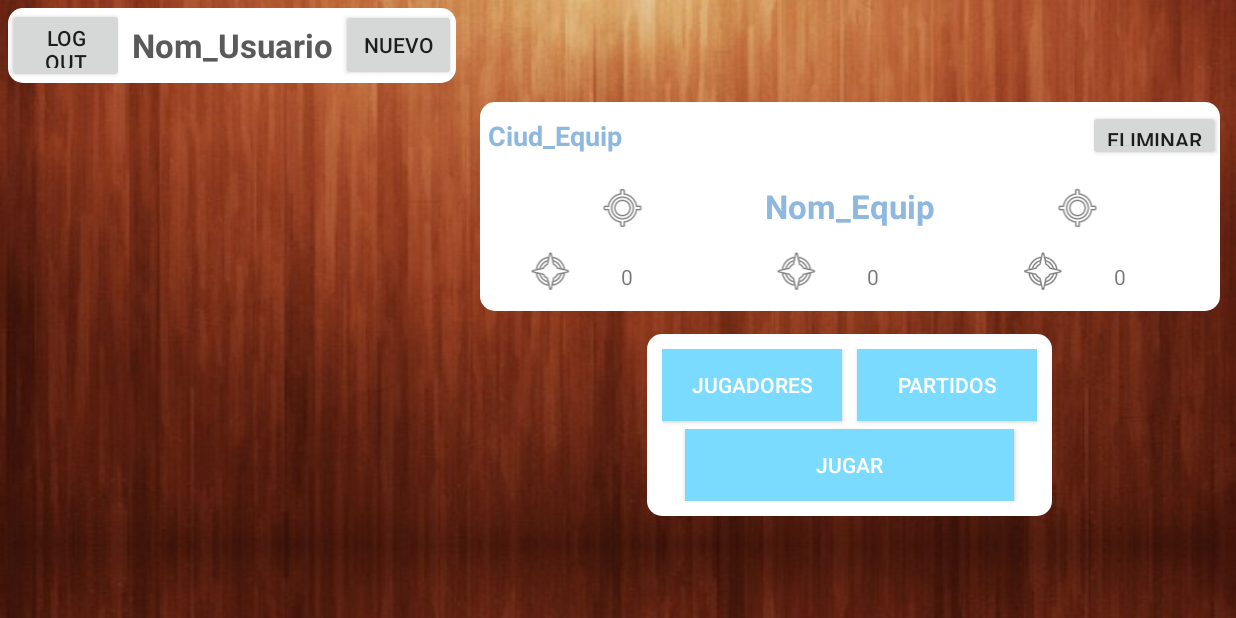
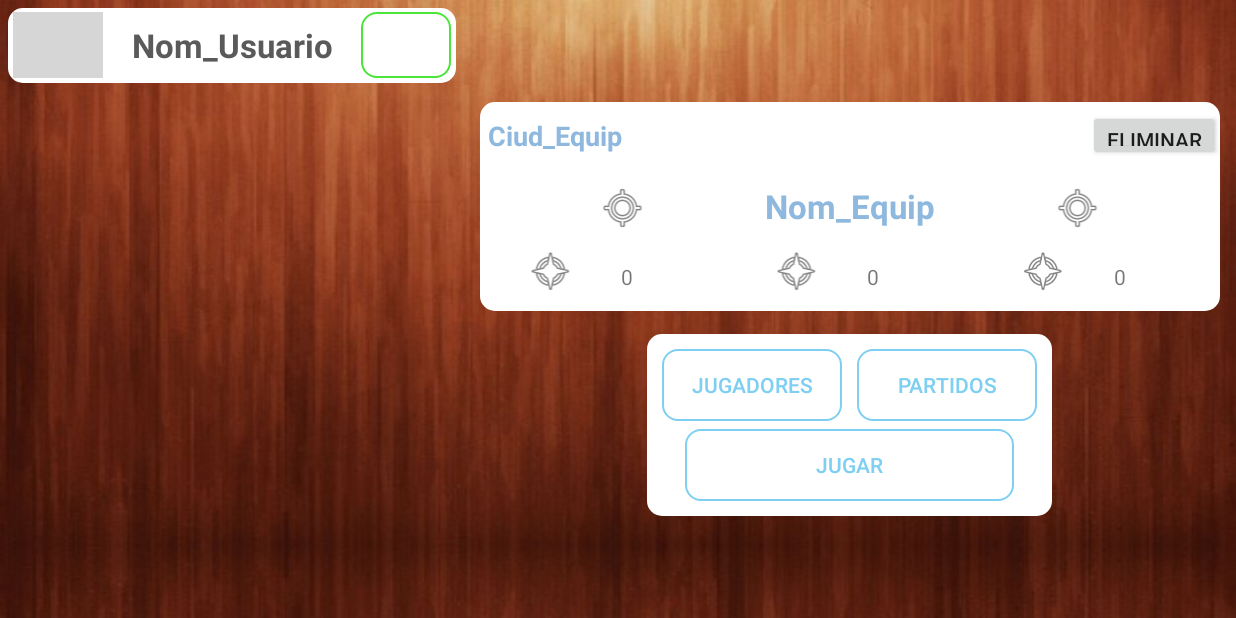
Before and after one commit to JamalMarques/BsktAssistant, an Android app: the fragment Frag_expequip placed in its activity, on a phone screen of 824 x 412 dp (held sideways). Run offline under Robolectric (Android 15) with nearby library versions, the phone set to English and light mode, and no system bars; 14 statements that could not run were skipped; grey boxes are pictures that could not be loaded.

Commit message:
minimal visual changes

```diff
--- a/Basketassistant/src/main/java/com/skynet/basketassistant/Activities/SelecTeamAct.java
+++ b/Basketassistant/src/main/java/com/skynet/basketassistant/Activities/SelecTeamAct.java
@@ -17,6 +17,7 @@ import android.os.Bundle;
 import android.view.View;
 import android.view.Window;
 import android.widget.Button;
+import android.widget.ImageButton;
 import android.widget.TextView;
 
 
@@ -24,7 +25,7 @@ public class SelecTeamAct extends BaseActivity implements View.OnClickListener,F
 
     private SystemUiHider mSystemUiHider;
 
-    private Button ibagregarteam,iblogout;
+    private ImageButton ibagregarteam,iblogout;
     private Frag_listaequip frag_listaequipos;
     //Bundle bun_usr;    //bun_usr.getString("User") ---> nombre del usuario!
 
@@ -39,8 +40,8 @@ public class SelecTeamAct extends BaseActivity implements View.OnClickListener,F
         TextView nomusr = (TextView)findViewById(R.id.tvuser);
         nomusr.setText(UserContainer.DameUser().getNombre());
 
-        ibagregarteam = (Button)findViewById(R.id.ibagregarteam);
-        iblogout = (Button)findViewById(R.id.iblogout);
+        ibagregarteam = (ImageButton)findViewById(R.id.ibagregarteam);
+        iblogout = (ImageButton)findViewById(R.id.iblogout);
 
         ibagregarteam.setOnClickListener(this);
         iblogout.setOnClickListener(this);
--- /dev/null
+++ b/Basketassistant/src/main/res/drawable/button1_bg.xml
@@ -0,0 +1,23 @@
+<?xml version="1.0" encoding="utf-8"?>
+<selector
+xmlns:android="http://schemas.android.com/apk/res/android">
+
+<item android:state_pressed="true" >
+    <shape xmlns:android="http://schemas.android.com/apk/res/android">
+        <solid android:color="@color/VerdeclaroFondoButton1"/>
+        <stroke android:width="1.3dip" android:color="@color/Verdeclaro_2" />
+        <corners android:radius="10dip"/>
+        <padding android:left="0dip" android:top="0dip" android:right="0dip" android:bottom="0dip" />
+    </shape>
+</item>
+
+<item android:state_pressed="false" >
+    <shape xmlns:android="http://schemas.android.com/apk/res/android">
+        <solid android:color="@color/Transparente"/>
+        <stroke android:width="1.3dip" android:color="@color/Verdeclaro_2" />
+        <corners android:radius="10dip"/>
+        <padding android:left="0dip" android:top="0dip" android:right="0dip" android:bottom="0dip" />
+    </shape>
+</item>
+
+</selector>
--- /dev/null
+++ b/Basketassistant/src/main/res/drawable/button2_bg.xml
@@ -0,0 +1,23 @@
+<?xml version="1.0" encoding="utf-8"?>
+<selector
+    xmlns:android="http://schemas.android.com/apk/res/android">
+
+    <item android:state_pressed="true" >
+        <shape xmlns:android="http://schemas.android.com/apk/res/android">
+            <solid android:color="@color/CelesteFondoButton1"/>
+            <stroke android:width="1.3dip" android:color="@color/CelesteButton1" />
+            <corners android:radius="10dip"/>
+            <padding android:left="0dip" android:top="0dip" android:right="0dip" android:bottom="0dip" />
+        </shape>
+    </item>
+
+    <item android:state_pressed="false" >
+        <shape xmlns:android="http://schemas.android.com/apk/res/android">
+            <solid android:color="#00000000"/>
+            <stroke android:width="1.3dip" android:color="@color/CelesteButton1" />
+            <corners android:radius="10dip"/>
+            <padding android:left="0dip" android:top="0dip" android:right="0dip" android:bottom="0dip" />
+        </shape>
+    </item>
+
+</selector>
--- a/Basketassistant/src/main/res/layout/activity_selec_team.xml
+++ b/Basketassistant/src/main/res/layout/activity_selec_team.xml
@@ -19,15 +19,16 @@
             android:background="@drawable/layout_bg"
             android:layout_margin="5dp">
 
-            <Button
-                android:layout_width="wrap_content"
-                android:layout_height="wrap_content"
+            <ImageButton
+                android:layout_width="60dp"
+                android:layout_height="44dp"
                 android:id="@+id/iblogout"
-                android:text="@string/LogOut"
-                android:layout_weight="1" />
+                android:src="@drawable/abc_ic_ab_back_holo_light"
+                style="@style/ButtonGreenStyle1"
+                android:layout_marginLeft="3dp" />
 
             <TextView
-                android:layout_width="wrap_content"
+                android:layout_width="match_parent"
                 android:layout_height="wrap_content"
                 android:textAppearance="?android:attr/textAppearanceLarge"
                 android:text="@string/Nom_Usuario"
@@ -36,22 +37,27 @@
                 android:textStyle="bold"
                 android:paddingLeft="5dp"
                 android:paddingRight="5dp"
-                android:layout_weight="0" />
+                android:layout_weight="1"
+                android:gravity="center" />
 
-            <Button
-                android:layout_width="wrap_content"
-                android:layout_height="wrap_content"
-                android:text="@string/NewTeam"
+            <ImageButton
+                android:layout_width="60dp"
+                android:layout_height="44dp"
                 android:id="@+id/ibagregarteam"
-                android:layout_weight="1" />
+                android:scaleType="centerCrop"
+                android:layout_marginRight="3dp"
+                style="@style/ButtonGreenStyle1" />
 
         </LinearLayout>
 
         <FrameLayout
             android:layout_width="match_parent"
             android:layout_height="match_parent"
-            android:layout_margin="5dp"
-            android:id="@+id/framelayout_lista"></FrameLayout>
+            android:id="@+id/framelayout_lista"
+            android:layout_marginLeft="5dp"
+            android:layout_marginTop="2dp"
+            android:layout_marginRight="5dp"
+            android:layout_marginBottom="5dp"></FrameLayout>
 
     </LinearLayout>
 
--- a/Basketassistant/src/main/res/layout/frag_expequip.xml
+++ b/Basketassistant/src/main/res/layout/frag_expequip.xml
@@ -218,9 +218,8 @@
                         android:layout_alignParentLeft="true"
                         android:layout_alignParentStart="true"
                         android:layout_gravity="right"
-                        android:background="@color/Celeste_botones"
-                        android:textColor="#ffffff"
-                        android:layout_marginRight="10dp" />
+                        android:layout_marginRight="10dp"
+                        style="@style/ButtonLightBlueStyle1" />
 
                     <Button
                         android:layout_width="120dp"
@@ -231,9 +230,8 @@
                         android:layout_alignLeft="@+id/bjugadores"
                         android:layout_alignStart="@+id/bjugadores"
                         android:layout_gravity="right"
-                        android:background="@color/Celeste_botones"
                         android:layout_marginTop="5dp"
-                        android:textColor="#ffffff" />
+                        style="@style/ButtonLightBlueStyle1" />
                 </LinearLayout>
 
                 <LinearLayout
@@ -250,9 +248,8 @@
                         android:layout_alignTop="@+id/bjugadores"
                         android:layout_alignBottom="@+id/bpartidos"
                         android:layout_marginLeft="15dp"
-                        android:background="@color/Celeste_botones"
-                        android:textColor="#ffffff"
-                        android:layout_marginRight="15dp" />
+                        android:layout_marginRight="15dp"
+                        style="@style/ButtonLightBlueStyle1" />
                 </LinearLayout>
             </LinearLayout>
         </LinearLayout>
--- a/Basketassistant/src/main/res/layout/frag_listaequip.xml
+++ b/Basketassistant/src/main/res/layout/frag_listaequip.xml
@@ -7,6 +7,7 @@
     <ListView
         android:layout_width="match_parent"
         android:layout_height="wrap_content"
-        android:id="@+id/lvequip" />
+        android:id="@+id/lvequip"
+        style="@style/BaseBackground" />
 
 </LinearLayout>
--- a/Basketassistant/src/main/res/layout/list_item_equip.xml
+++ b/Basketassistant/src/main/res/layout/list_item_equip.xml
@@ -12,11 +12,6 @@
         android:layout_height="wrap_content"
         android:gravity="center|left"
         android:id="@+id/linearLayout"
-        android:layout_marginLeft="5dp"
-        android:layout_marginRight="5dp"
-        android:layout_marginTop="3dp"
-        android:layout_marginBottom="3dp"
-        android:background="#d0d3ce"
         android:padding="3dp">
 
         <ImageView
--- a/Basketassistant/src/main/res/values/colors.xml
+++ b/Basketassistant/src/main/res/values/colors.xml
@@ -1,5 +1,21 @@
 <resources>
 
-    <color name="black_overlay">#66000000</color><color name="Celeste_Letras">#8eb8de</color><color name="Celeste_botones">#7bdbff</color><color name="Fondo_light">#f5f5f5</color><color name="VerdeClaro_1">#52e34F</color><color name="Rojo_1">#ff5a40</color><color name="Gris_1">#e4e4e4</color><color name="Gris_2_score">#646464</color><color name="CasiBlanco_background">#fbfbfb</color><color name="Blanco">#FFFFFF</color><color name="Gris_Negro">#5A5A5A</color><color name="Verde_oscuro_1">#44a03c</color>
-
+    <color name="black_overlay">#66000000</color>
+    <color name="Celeste_Letras">#8eb8de</color>
+    <color name="Celeste_botones">#7bdbff</color>
+    <color name="Fondo_light">#f5f5f5</color>
+    <color name="VerdeClaro_1">#52e34F</color>
+    <color name="Rojo_1">#ff5a40</color>
+    <color name="Gris_1">#e4e4e4</color>
+    <color name="Gris_2_score">#646464</color>
+    <color name="CasiBlanco_background">#fbfbfb</color>
+    <color name="Blanco">#FFFFFF</color>
+    <color name="Gris_Negro">#5A5A5A</color>
+    <color name="Verde_oscuro_1">#44a03c</color>
+    <color name="lightblue_1">#62adff</color>
+    <color name="Verdeclaro_2">#ff4ae538</color>
+    <color name="VerdeclaroFondoButton1">#1b4bff38</color>
+    <color name="Transparente">#00000000</color>
+    <color name="CelesteButton1">#FF7ECFF1</color>
+    <color name="CelesteFondoButton1">#507ecff1</color>
 </resources>
--- a/Basketassistant/src/main/res/values/styles.xml
+++ b/Basketassistant/src/main/res/values/styles.xml
@@ -24,4 +24,17 @@
 
     <style name="ButtonBarButton" />
 
+    <style name="BaseBackground" >
+        <item name="android:background">@drawable/layout_bg</item>
+    </style>
+
+    <style name="ButtonGreenStyle1">
+        <item name="android:background">@drawable/button1_bg</item>
+    </style>
+
+    <style name="ButtonLightBlueStyle1">
+        <item name="android:background">@drawable/button2_bg</item>
+        <item name="android:textColor">@color/CelesteButton1</item>
+    </style>
+
 </resources>
```
